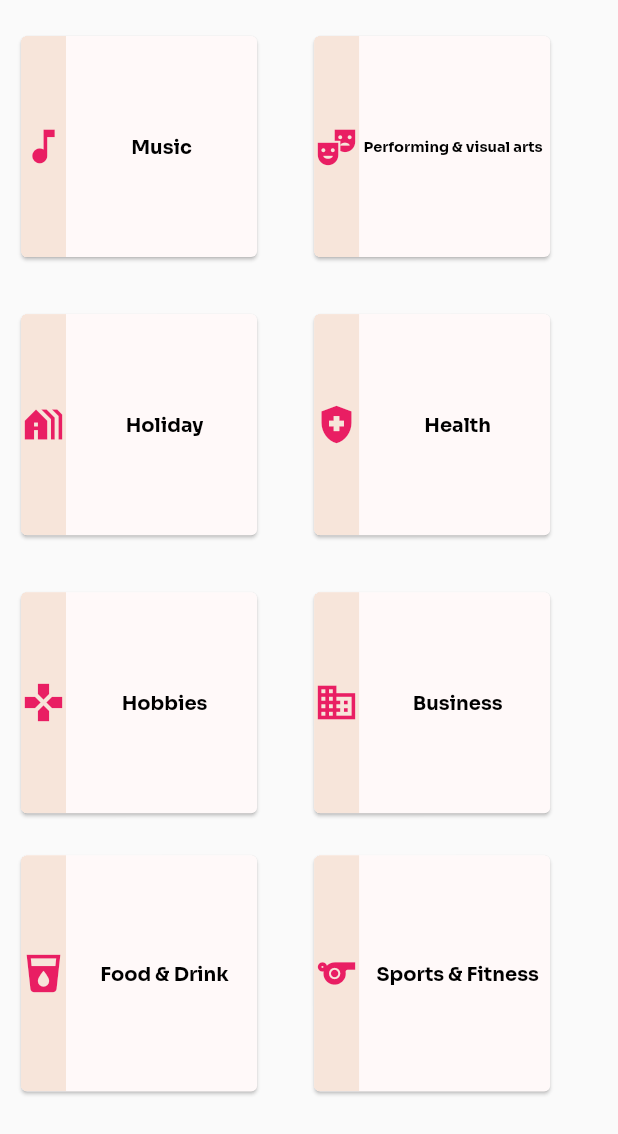
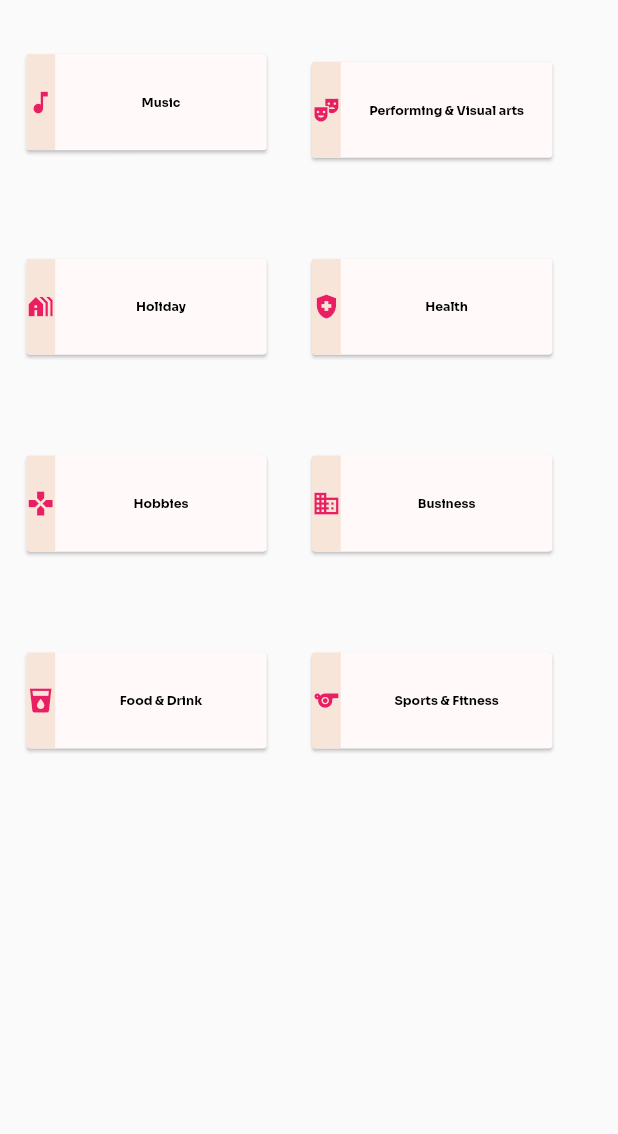
Before and after one commit to Hebtus/Cross-platform, a Flutter app: the Categories widget shown alone on an empty page, opened directly, on a phone screen of 412 x 824 dp. Shown: the top 1134 px of the screen. Run offline on Flutter 3.47's test engine with Material 2 defaults, Android fonts, the light colour scheme and no system bars; drawn by our look-alikes of auto_size_text; our stand-ins replace email_validator, flutter_svg, go_router, google_fonts.

Commit message:
follow up updates

```diff
--- a/hebtus_crossplatform/lib/components/app_bar.dart
+++ b/hebtus_crossplatform/lib/components/app_bar.dart
@@ -6,7 +6,7 @@ import 'package:go_router/go_router.dart';
 /// return type: Preferredsizewidget
 PreferredSizeWidget MainAppBar(BuildContext context) {
   return AppBar(
-    backgroundColor: Colors.transparent,
+    backgroundColor: Colors.white,
     elevation: 0,
     title: TextButton(
       style: TextButton.styleFrom(
--- a/hebtus_crossplatform/lib/screens/Creator/BasicInfo/basic_info.dart
+++ b/hebtus_crossplatform/lib/screens/Creator/BasicInfo/basic_info.dart
@@ -433,7 +433,7 @@ class _BasicInfoState extends State<BasicInfo> {
   Widget build(BuildContext context) {
     return Scaffold(
       key: _globalKey,
-      appBar: appBarModule(),
+      appBar: appBarModule(context),
       drawer: appDrawer(context),
       body: SingleChildScrollView(
         child: Column(
--- a/hebtus_crossplatform/lib/screens/Creator/Components/creator_components.dart
+++ b/hebtus_crossplatform/lib/screens/Creator/Components/creator_components.dart
@@ -4,21 +4,26 @@ import 'package:hebtus_crossplatform/screens/Creator/BasicInfo/basic_info.dart';
 import 'package:hebtus_crossplatform/screens/Creator/Details/details.dart';
 import 'package:hebtus_crossplatform/screens/Creator/OnlineEventPage/online_event_page.dart';
 import 'package:hebtus_crossplatform/screens/Creator/Publish/publish.dart';
-
+import 'package:go_router/go_router.dart';
 ///description:this methode will draw the upper appbar for all the event making pages
 ///return type:AppBar
-AppBar appBarModule() {
+AppBar appBarModule(BuildContext context) {
   return AppBar(
     automaticallyImplyLeading: false,
-    title: const Text(
-      '   Hebtus',
-      style: TextStyle(
-        color: Colors.deepOrange,
-        fontSize: 20,
-      ),
+    title: Padding(
+      padding: const EdgeInsets.only(left:16),
+      child: TextButton(
+        style: TextButton.styleFrom(
+          textStyle: const TextStyle(
+              fontSize: 25, fontWeight: FontWeight.bold, color: Colors.orange),
+        ),
+        onPressed: () {
+          return context.go("/home"); // navigates to homescreen when hebtus is clicked
+        },
+        child: const Text('Hebtus'),),
     ), // Image.asset('assets/hebtus.jpg', fit: BoxFit.contain, scale: 4),
     backgroundColor: Colors.white,
-    elevation: 0.5,
+    elevation: 0,
     actions: [
       IconButton(
           onPressed: () {},
--- a/hebtus_crossplatform/lib/screens/Creator/Details/details.dart
+++ b/hebtus_crossplatform/lib/screens/Creator/Details/details.dart
@@ -14,7 +14,7 @@ class _DetailsState extends State<Details> {
   Widget build(BuildContext context) {
     return Scaffold(
         key: _globalKey,
-        appBar: appBarModule(),
+        appBar: appBarModule(context),
         drawer: appDrawer(context),
         body: SingleChildScrollView(
             child: Column(
--- a/hebtus_crossplatform/lib/screens/Creator/OnlineEventPage/online_event_page.dart
+++ b/hebtus_crossplatform/lib/screens/Creator/OnlineEventPage/online_event_page.dart
@@ -13,7 +13,7 @@ class _OnlineEventPageState extends State<OnlineEventPage> {
   Widget build(BuildContext context) {
     return Scaffold(
         key: _globalKey,
-        appBar: appBarModule(),
+        appBar: appBarModule(context),
         drawer: appDrawer(context),
         body: SingleChildScrollView(
             child: Column(
--- a/hebtus_crossplatform/lib/screens/Creator/Publish/publish.dart
+++ b/hebtus_crossplatform/lib/screens/Creator/Publish/publish.dart
@@ -13,7 +13,7 @@ class _PublishState extends State<Publish> {
   Widget build(BuildContext context) {
     return Scaffold(
         key: _globalKey,
-        appBar: appBarModule(),
+        appBar: appBarModule(context),
         drawer: appDrawer(context),
         body: SingleChildScrollView(
             child: Column(
--- a/hebtus_crossplatform/lib/screens/Creator/Tickets/tickets_assign.dart
+++ b/hebtus_crossplatform/lib/screens/Creator/Tickets/tickets_assign.dart
@@ -408,7 +408,7 @@ class _TicketsState extends State<Tickets> {
           ),
         ),
         key: _globalKey,
-        appBar: appBarModule(),
+        appBar: appBarModule(context),
         drawer: appDrawer(context),
         body: SingleChildScrollView(
             child: Column(
--- a/hebtus_crossplatform/lib/screens/landingpage/components/categories.dart
+++ b/hebtus_crossplatform/lib/screens/landingpage/components/categories.dart
@@ -15,21 +15,26 @@ class Categories extends StatelessWidget {
                 (MediaQuery.of(context).orientation == Orientation.landscape)
                     ? 4
                     : 2,
-            mainAxisSpacing: 10,
-            crossAxisSpacing: 20,
+            mainAxisSpacing: 5,
+            crossAxisSpacing: 10,
+            childAspectRatio: 1/0.7,
             shrinkWrap: true,
             physics: const NeverScrollableScrollPhysics(),
             children: [
-              Container(
-                  padding: const EdgeInsets.only(top: 20, left: 10),
-                  height: 10,
+              SizedBox(
+                  child: Padding(
+                    padding: const EdgeInsets.only(top:10,left:15),
+                    child: FittedBox(
                       child: Card(
+                        semanticContainer: true,
                         clipBehavior: Clip.hardEdge,
                         color: const Color.fromARGB(255, 255, 249, 249),
                         child: InkWell(
                           splashColor: const Color.fromARGB(255, 250, 195, 188),
                           onTap: () {},
-                      child: Container(
+                          child: SizedBox(
+                            width: 250,
+                            height: 100,
                             child: Row(
                                 crossAxisAlignment: CrossAxisAlignment.center,
                                 children: [
@@ -60,17 +65,23 @@ class Categories extends StatelessWidget {
                                 ]),
                           ),
                         ),
+                      ),
+                    ),
                   )),
-              Container(
-                  padding: const EdgeInsets.only(top: 20, left: 10),
+              SizedBox(
+                  child: Padding(
+                    padding: const EdgeInsets.only(top:20,left:15),
+                    child: FittedBox(
                       child: Card(
+                        semanticContainer: true,
                         clipBehavior: Clip.hardEdge,
                         color: const Color.fromARGB(255, 255, 249, 249),
                         child: InkWell(
                           splashColor: const Color.fromARGB(255, 250, 195, 188),
                           onTap: () {},
-                      child: Container(
-                        width: double.infinity,
+                          child: SizedBox(
+                            width: 250,
+                            height: 100,
                             child: Row(
                                 crossAxisAlignment: CrossAxisAlignment.center,
                                 children: [
@@ -85,15 +96,15 @@ class Categories extends StatelessWidget {
                                       )),
                                   const Expanded(
                                     child: Padding(
-                                  padding: EdgeInsets.only(left: 3, right: 5),
+                                      padding: EdgeInsets.only(left: 5, right: 5),
                                       child: Center(
                                           child: FittedBox(
-                                          fit: BoxFit.cover,
+                                              fit: BoxFit.contain,
                                               child: AutoSizeText(
-                                            "Performing & visual arts",
+                                                "Performing & Visual arts",
                                                 maxLines: 2,
                                                 style: TextStyle(
-                                                fontSize: 14,
+                                                    fontSize: 13,
                                                     fontWeight: FontWeight.bold),
                                               ))),
                                     ),
@@ -101,16 +112,23 @@ class Categories extends StatelessWidget {
                                 ]),
                           ),
                         ),
+                      ),
+                    ),
                   )),
-              Container(
-                  padding: const EdgeInsets.only(top: 20, left: 10),
+              SizedBox(
+                  child: Padding(
+                    padding: const EdgeInsets.only(top:20,left:15),
+                    child: FittedBox(
                       child: Card(
+                        semanticContainer: true,
                         clipBehavior: Clip.hardEdge,
                         color: const Color.fromARGB(255, 255, 249, 249),
                         child: InkWell(
                           splashColor: const Color.fromARGB(255, 250, 195, 188),
                           onTap: () {},
-                      child: Container(
+                          child: SizedBox(
+                            width: 250,
+                            height: 100,
                             child: Row(
                                 crossAxisAlignment: CrossAxisAlignment.center,
                                 children: [
@@ -125,7 +143,7 @@ class Categories extends StatelessWidget {
                                       )),
                                   const Expanded(
                                     child: Padding(
-                                  padding: EdgeInsets.only(left: 9, right: 5),
+                                      padding: EdgeInsets.only(left: 5, right: 5),
                                       child: Center(
                                           child: FittedBox(
                                               fit: BoxFit.contain,
@@ -141,16 +159,23 @@ class Categories extends StatelessWidget {
                                 ]),
                           ),
                         ),
+                      ),
+                    ),
                   )),
-              Container(
-                  padding: const EdgeInsets.only(top: 20, left: 10),
+              SizedBox(
+                  child: Padding(
+                    padding: const EdgeInsets.only(top:20,left:15),
+                    child: FittedBox(
                       child: Card(
+                        semanticContainer: true,
                         clipBehavior: Clip.hardEdge,
                         color: const Color.fromARGB(255, 255, 249, 249),
                         child: InkWell(
                           splashColor: const Color.fromARGB(255, 250, 195, 188),
                           onTap: () {},
-                      child: Container(
+                          child: SizedBox(
+                            width: 250,
+                            height: 100,
                             child: Row(
                                 crossAxisAlignment: CrossAxisAlignment.center,
                                 children: [
@@ -165,7 +190,7 @@ class Categories extends StatelessWidget {
                                       )),
                                   const Expanded(
                                     child: Padding(
-                                  padding: EdgeInsets.only(left: 9, right: 5),
+                                      padding: EdgeInsets.only(left: 5, right: 5),
                                       child: Center(
                                           child: FittedBox(
                                               fit: BoxFit.contain,
@@ -181,16 +206,23 @@ class Categories extends StatelessWidget {
                                 ]),
                           ),
                         ),
+                      ),
+                    ),
                   )),
-              Container(
-                  padding: const EdgeInsets.only(top: 20, left: 10),
+             SizedBox(
+                  child: Padding(
+                    padding: const EdgeInsets.only(top:20,left:15),
+                    child: FittedBox(
                       child: Card(
+                        semanticContainer: true,
                         clipBehavior: Clip.hardEdge,
                         color: const Color.fromARGB(255, 255, 249, 249),
                         child: InkWell(
                           splashColor: const Color.fromARGB(255, 250, 195, 188),
                           onTap: () {},
-                      child: Container(
+                          child: SizedBox(
+                            width: 250,
+                            height: 100,
                             child: Row(
                                 crossAxisAlignment: CrossAxisAlignment.center,
                                 children: [
@@ -205,7 +237,7 @@ class Categories extends StatelessWidget {
                                       )),
                                   const Expanded(
                                     child: Padding(
-                                  padding: EdgeInsets.only(left: 9, right: 5),
+                                      padding: EdgeInsets.only(left: 5, right: 5),
                                       child: Center(
                                           child: FittedBox(
                                               fit: BoxFit.contain,
@@ -221,16 +253,23 @@ class Categories extends StatelessWidget {
                                 ]),
                           ),
                         ),
+                      ),
+                    ),
                   )),
-              Container(
-                  padding: const EdgeInsets.only(top: 20, left: 10),
+              SizedBox(
+                  child: Padding(
+                    padding: const EdgeInsets.only(top:20,left:15),
+                    child: FittedBox(
                       child: Card(
+                        semanticContainer: true,
                         clipBehavior: Clip.hardEdge,
                         color: const Color.fromARGB(255, 255, 249, 249),
                         child: InkWell(
                           splashColor: const Color.fromARGB(255, 250, 195, 188),
                           onTap: () {},
-                      child: Container(
+                          child: SizedBox(
+                            width: 250,
+                            height: 100,
                             child: Row(
                                 crossAxisAlignment: CrossAxisAlignment.center,
                                 children: [
@@ -245,7 +284,7 @@ class Categories extends StatelessWidget {
                                       )),
                                   const Expanded(
                                     child: Padding(
-                                  padding: EdgeInsets.only(left: 9, right: 5),
+                                      padding: EdgeInsets.only(left: 5, right: 5),
                                       child: Center(
                                           child: FittedBox(
                                               fit: BoxFit.contain,
@@ -261,16 +300,23 @@ class Categories extends StatelessWidget {
                                 ]),
                           ),
                         ),
+                      ),
+                    ),
                   )),
-              Container(
-                  padding: const EdgeInsets.only(top: 10, left: 10),
+              SizedBox(
+                  child: Padding(
+                    padding: const EdgeInsets.only(top:20,left:15),
+                    child: FittedBox(
                       child: Card(
+                        semanticContainer: true,
                         clipBehavior: Clip.hardEdge,
                         color: const Color.fromARGB(255, 255, 249, 249),
                         child: InkWell(
                           splashColor: const Color.fromARGB(255, 250, 195, 188),
                           onTap: () {},
-                      child: Container(
+                          child: SizedBox(
+                            width: 250,
+                            height: 100,
                             child: Row(
                                 crossAxisAlignment: CrossAxisAlignment.center,
                                 children: [
@@ -285,7 +331,7 @@ class Categories extends StatelessWidget {
                                       )),
                                   const Expanded(
                                     child: Padding(
-                                  padding: EdgeInsets.only(left: 9, right: 5),
+                                      padding: EdgeInsets.only(left: 5, right: 5),
                                       child: Center(
                                           child: FittedBox(
                                               fit: BoxFit.contain,
@@ -301,16 +347,23 @@ class Categories extends StatelessWidget {
                                 ]),
                           ),
                         ),
+                      ),
+                    ),
                   )),
-              Container(
-                  padding: const EdgeInsets.only(top: 10, left: 10),
+              SizedBox(
+                  child: Padding(
+                    padding: const EdgeInsets.only(top:20,left:15),
+                    child: FittedBox(
                       child: Card(
+                        semanticContainer: true,
                         clipBehavior: Clip.hardEdge,
                         color: const Color.fromARGB(255, 255, 249, 249),
                         child: InkWell(
                           splashColor: const Color.fromARGB(255, 250, 195, 188),
                           onTap: () {},
-                      child: Container(
+                          child: SizedBox(
+                            width: 250,
+                            height: 100,
                             child: Row(
                                 crossAxisAlignment: CrossAxisAlignment.center,
                                 children: [
@@ -325,7 +378,7 @@ class Categories extends StatelessWidget {
                                       )),
                                   const Expanded(
                                     child: Padding(
-                                  padding: EdgeInsets.only(left: 9, right: 5),
+                                      padding: EdgeInsets.only(left: 5, right: 5),
                                       child: Center(
                                           child: FittedBox(
                                               fit: BoxFit.contain,
@@ -341,6 +394,8 @@ class Categories extends StatelessWidget {
                                 ]),
                           ),
                         ),
+                      ),
+                    ),
                   )),
             ]));
   }
--- a/hebtus_crossplatform/lib/screens/landingpage/components/location.dart
+++ b/hebtus_crossplatform/lib/screens/landingpage/components/location.dart
@@ -11,21 +11,26 @@ class Location extends StatelessWidget {
       width: double.infinity,
       child: Row(
         children: [
-          IconButton(
+          Padding(
+            padding: const EdgeInsets.only(top:8),
+            child: IconButton(
               onPressed: () {},
-            icon: const Icon(
+              iconSize: 50,
+              icon: const Padding(
+                padding: EdgeInsets.only(left:4),
+                child: Icon(
                   Icons.arrow_drop_down_sharp,
                   color: Color.fromARGB(255, 122, 190, 245),
-              size: 47,
+                ),
               ),
               splashColor: Colors.transparent,
               highlightColor: Colors.transparent,
               hoverColor: Colors.transparent,
             ),
+          ),
           Flexible(
             child: Container(
-              margin: const EdgeInsets.only(left: 20),
-              width: MediaQuery.of(context).size.width * 0.5,
+              width: MediaQuery.of(context).size.width * 0.28,
               child: const TextField(
                 decoration: InputDecoration(
                   hintText: "Enter location",
--- a/hebtus_crossplatform/lib/screens/landingpage/components/tab_bar.dart
+++ b/hebtus_crossplatform/lib/screens/landingpage/components/tab_bar.dart
@@ -62,19 +62,21 @@ class NavBar extends StatelessWidget {
   ];
 
   NavBar({super.key});
+
+
   @override
   Widget build(BuildContext context) {
+
     return DefaultTabController(
       length: tablist.length,
       child: Container(
           width: MediaQuery.of(context).size.width * 0.9,
           margin: const EdgeInsets.only(top: 20, left: 10),
-          child: Scrollbar(
-              child: TabBar(
+          child: TabBar(
             tabs: tablist,
             isScrollable: true,
             padding: const EdgeInsets.only(right: 10),
-          ))),
+          )),
     );
   }
 }
```
Lines whose indentation alone changed are shown as unchanged.
